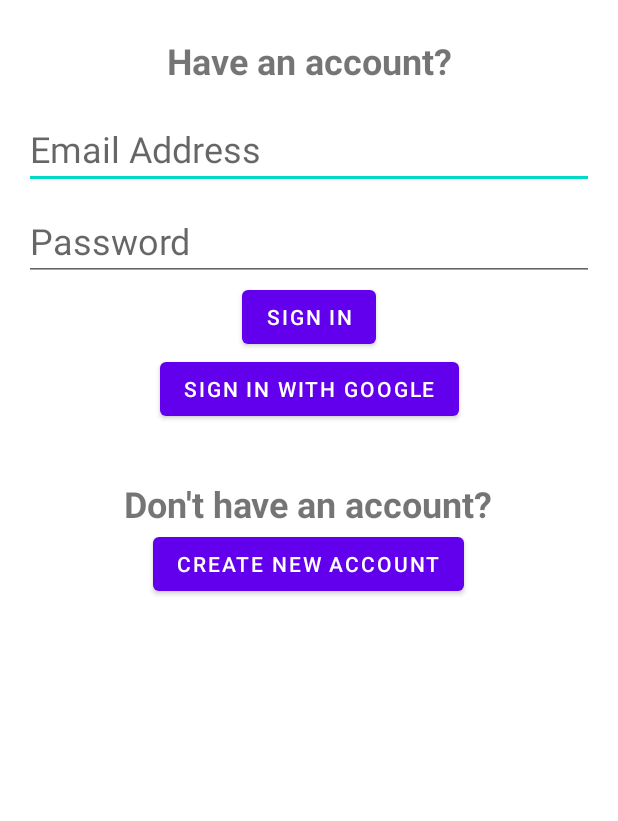
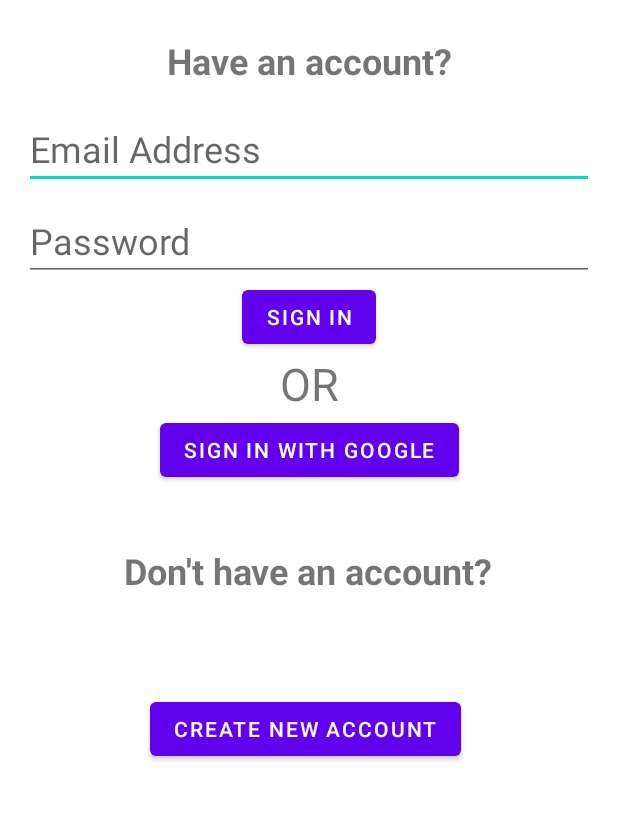
Before and after one commit to Nyandago/CannySocial, an Android app: the screen it shows after launch (MainActivity), on a phone screen of 412 x 824 dp, the part 294-1115 px from its top. Run offline under Robolectric (Android 15) with nearby library versions, the phone set to English and light mode, and no system bars.

Commit message:
Welcome Screen Fragment

```diff
--- a/app/src/main/res/layout/fragment_welcome.xml
+++ b/app/src/main/res/layout/fragment_welcome.xml
@@ -45,26 +45,27 @@
         android:id="@+id/tvSignUp"
         android:layout_width="wrap_content"
         android:layout_height="wrap_content"
-        android:layout_marginTop="36dp"
+        android:layout_marginTop="40dp"
         android:text="@string/sign_up_note"
         android:textSize="24sp"
         android:textStyle="bold"
         app:layout_constraintEnd_toEndOf="parent"
         app:layout_constraintHorizontal_bias="0.496"
         app:layout_constraintStart_toStartOf="parent"
-        app:layout_constraintTop_toBottomOf="@+id/button" />
+        app:layout_constraintTop_toBottomOf="@+id/btnSignInWithGoogle" />
 
     <Button
         android:id="@+id/btnToSignUpPage"
         android:layout_width="wrap_content"
         android:layout_height="wrap_content"
+        android:layout_marginBottom="16dp"
         android:text="Create New Account"
         app:layout_constraintBottom_toBottomOf="parent"
         app:layout_constraintEnd_toEndOf="parent"
-        app:layout_constraintHorizontal_bias="0.497"
+        app:layout_constraintHorizontal_bias="0.487"
         app:layout_constraintStart_toStartOf="parent"
         app:layout_constraintTop_toBottomOf="@+id/tvSignUp"
-        app:layout_constraintVertical_bias="0.0" />
+        app:layout_constraintVertical_bias="0.39" />
 
     <EditText
         android:id="@+id/etEmailSignIn"
@@ -75,8 +76,8 @@
         android:layout_marginEnd="16dp"
         android:ems="10"
         android:hint="Email Address"
+        android:inputType="textEmailAddress"
         android:textSize="24sp"
-        android:inputType="textEmailAddress"
         app:layout_constraintEnd_toEndOf="parent"
         app:layout_constraintStart_toStartOf="parent"
         app:layout_constraintTop_toBottomOf="@+id/tvSignIn"
@@ -89,22 +90,33 @@
         android:layout_marginStart="16dp"
         android:layout_marginTop="8dp"
         android:layout_marginEnd="16dp"
+        android:ems="10"
         android:hint="Password"
-        android:ems="10"
+        android:inputType="textPassword"
         android:textSize="24sp"
-        android:inputType="textPassword"
         app:layout_constraintEnd_toEndOf="parent"
         app:layout_constraintHorizontal_bias="0.5"
         app:layout_constraintStart_toStartOf="parent"
         app:layout_constraintTop_toBottomOf="@+id/etEmailSignIn" />
 
     <Button
-        android:id="@+id/button"
+        android:id="@+id/btnSignInWithGoogle"
         android:layout_width="wrap_content"
         android:layout_height="wrap_content"
         android:text="Sign In With Google"
         app:layout_constraintEnd_toEndOf="parent"
         app:layout_constraintStart_toStartOf="parent"
+        app:layout_constraintTop_toBottomOf="@+id/textView3" />
+
+    <TextView
+        android:id="@+id/textView3"
+        android:layout_width="wrap_content"
+        android:layout_height="wrap_content"
+        android:text="OR"
+        android:textSize="30sp"
+        app:layout_constraintEnd_toEndOf="parent"
+        app:layout_constraintHorizontal_bias="0.5"
+        app:layout_constraintStart_toStartOf="parent"
         app:layout_constraintTop_toBottomOf="@+id/btnToSignInPage" />
 
 </androidx.constraintlayout.widget.ConstraintLayout>
```
